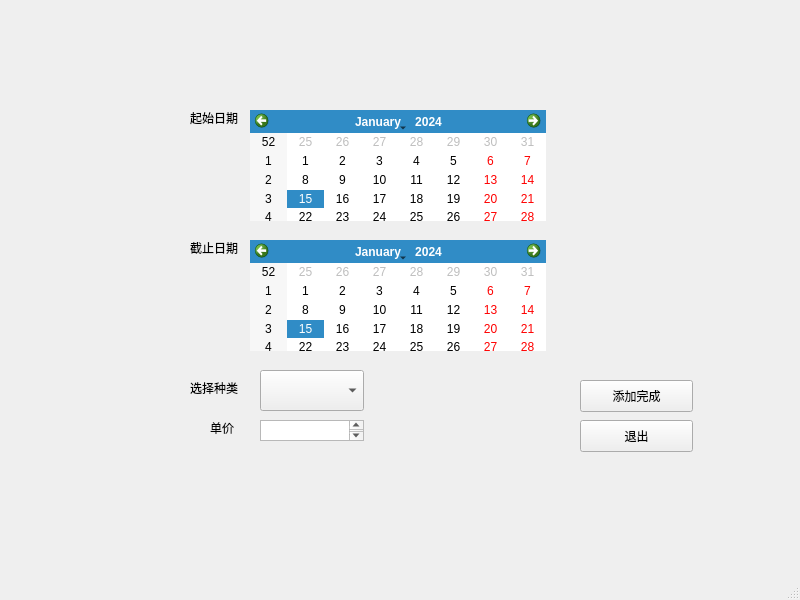
Before: the Qt Designer form app.ui in leexuehan/ParamGenerator, drawn with Qt 5.
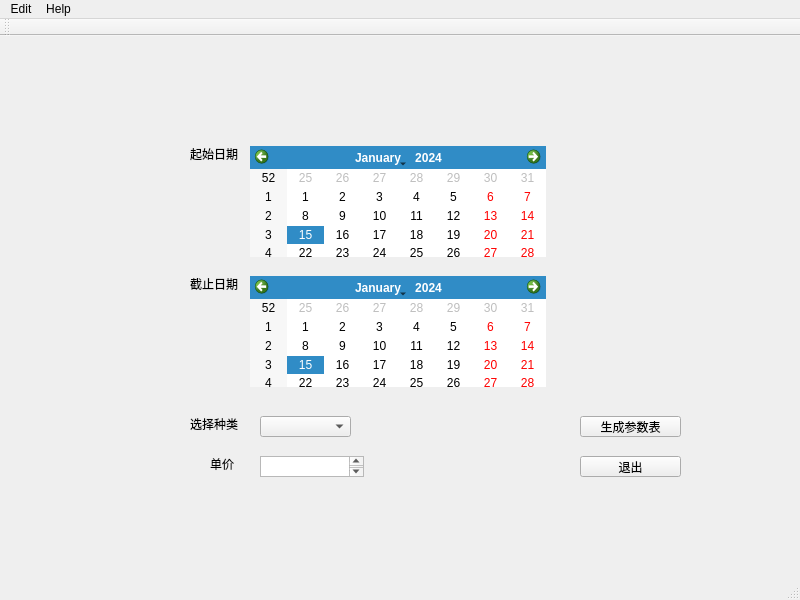
After: the same form once the commit is applied.

Commit message: 优化界面；添加菜单栏

```diff
--- a/app.ui
+++ b/app.ui
@@ -19,8 +19,8 @@
      <rect>
       <x>580</x>
       <y>420</y>
-      <width>113</width>
-      <height>32</height>
+      <width>101</width>
+      <height>21</height>
      </rect>
     </property>
     <property name="text">
@@ -31,9 +31,9 @@
     <property name="geometry">
      <rect>
       <x>260</x>
-      <y>370</y>
-      <width>104</width>
-      <height>41</height>
+      <y>380</y>
+      <width>91</width>
+      <height>21</height>
      </rect>
     </property>
     <property name="sizeAdjustPolicy">
@@ -84,12 +84,12 @@
      <rect>
       <x>580</x>
       <y>380</y>
-      <width>113</width>
-      <height>32</height>
+      <width>101</width>
+      <height>21</height>
      </rect>
     </property>
     <property name="text">
-     <string>添加完成</string>
+     <string>生成参数表</string>
     </property>
    </widget>
    <widget class="QTextEdit" name="priceInput">
@@ -142,11 +142,59 @@
      <x>0</x>
      <y>0</y>
      <width>800</width>
-     <height>22</height>
+     <height>23</height>
     </rect>
    </property>
+   <widget class="QMenu" name="menuEdit">
+    <property name="title">
+     <string>Edit</string>
+    </property>
+    <addaction name="actionrr"/>
+    <addaction name="actionkk"/>
+   </widget>
+   <widget class="QMenu" name="menuhelp">
+    <property name="title">
+     <string>Help</string>
+    </property>
+    <addaction name="separator"/>
+    <addaction name="separator"/>
+   </widget>
+   <addaction name="menuEdit"/>
+   <addaction name="menuhelp"/>
   </widget>
   <widget class="QStatusBar" name="statusbar"/>
+  <widget class="QToolBar" name="toolBar">
+   <property name="windowTitle">
+    <string>toolBar</string>
+   </property>
+   <attribute name="toolBarArea">
+    <enum>TopToolBarArea</enum>
+   </attribute>
+   <attribute name="toolBarBreak">
+    <bool>false</bool>
+   </attribute>
+  </widget>
+  <action name="actionedit1">
+   <property name="text">
+    <string>edit1</string>
+   </property>
+  </action>
+  <action name="actionrr">
+   <property name="text">
+    <string>rr</string>
+   </property>
+   <property name="toolTip">
+    <string>&lt;html&gt;&lt;head/&gt;&lt;body&gt;&lt;p&gt;rrnihi&lt;/p&gt;&lt;/body&gt;&lt;/html&gt;</string>
+   </property>
+   <property name="shortcut">
+    <string>Ctrl+D</string>
+   </property>
+  </action>
+  <action name="actionkk">
+   <property name="text">
+    <string>kk</string>
+   </property>
+  </action>
  </widget>
  <resources/>
  <connections>
```
Left out of the diff: 7 changed lines with no effect on the pictures. The commit also changes 3 other files.
